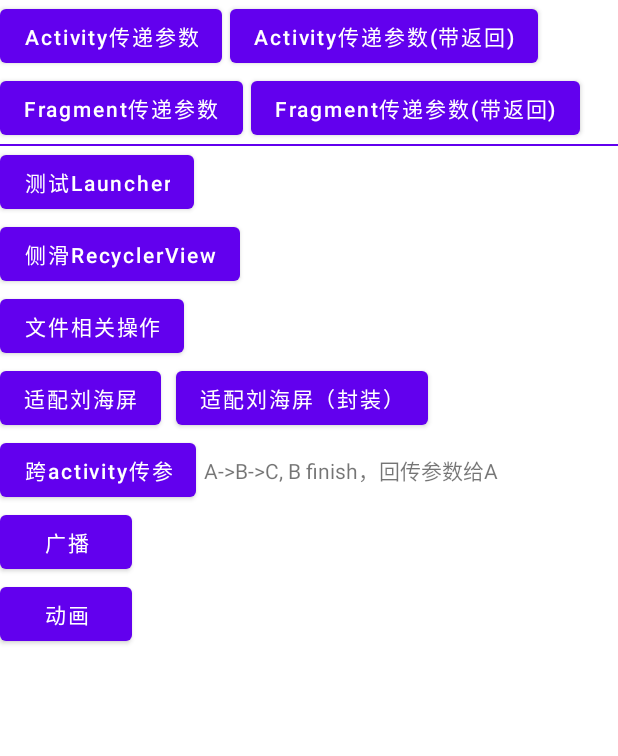
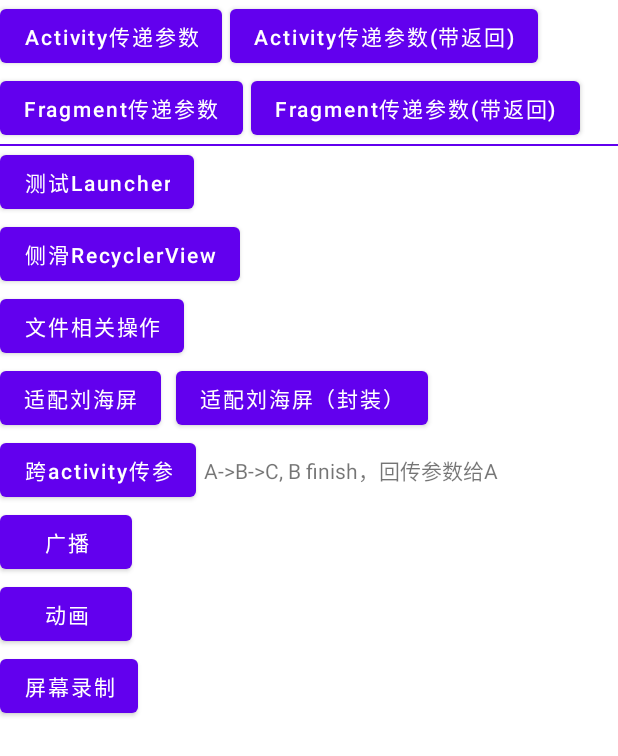
Before and after one commit to du-xiaolong/AndroidSkeleton, an Android app: the screen it shows after launch (MainActivity), on a phone screen of 412 x 824 dp. Shown: the top 756 px of the screen. Run offline under Robolectric (Android 15) with nearby library versions, the phone set to English and light mode, and no system bars.

Commit message:
屏幕录制

```diff
--- a/app/src/main/AndroidManifest.xml
+++ b/app/src/main/AndroidManifest.xml
@@ -77,6 +77,7 @@
         <activity android:name=".abc.CActivity" />
         <activity android:name=".broadcast.BroadCastActivity" />
         <activity android:name=".animation.AnimationActivity" />
+        <activity android:name=".screenRecorder.ScreenRecorderActivity" />
     </application>
 
 </manifest>
--- a/app/src/main/java/com/ello/androidskeleton/MainActivity.kt
+++ b/app/src/main/java/com/ello/androidskeleton/MainActivity.kt
@@ -15,6 +15,7 @@ import com.ello.androidskeleton.displayCuts.DisplayCutsActivity
 import com.ello.androidskeleton.file.FileActivity
 import com.ello.androidskeleton.fragmentParams.ParamFragmentActivity
 import com.ello.androidskeleton.launcher.LauncherActivity
+import com.ello.androidskeleton.screenRecorder.ScreenRecorderActivity
 import com.ello.androidskeleton.swipeRecyclerView.SwipeRecyclerViewActivity
 import com.ello.base.ktx.startActivity
 
@@ -56,7 +57,7 @@ class MainActivity : AppCompatActivity() {
 
         viewBinding.btnAnimation.setOnClickListener { startActivity<AnimationActivity>() }
 
-
+        viewBinding.btnScreenRecord.setOnClickListener { startActivity<ScreenRecorderActivity>() }
 
     }
 
--- a/app/src/main/res/layout/activity_main.xml
+++ b/app/src/main/res/layout/activity_main.xml
@@ -130,6 +130,12 @@
             android:layout_width="wrap_content"
             android:layout_height="wrap_content"/>
 
+        <Button
+            android:id="@+id/btnScreenRecord"
+            android:text="屏幕录制"
+            android:layout_width="wrap_content"
+            android:layout_height="wrap_content"/>
+
 
     </LinearLayout>
 
```
Also changed, not shown: app/src/main/java/com/ello/androidskeleton/screenRecorder/ScreenRecorderActivity.kt (added, +23 -0 lines), app/src/main/res/layout/activity_screen_record.xml (added, +24 -0 lines).
